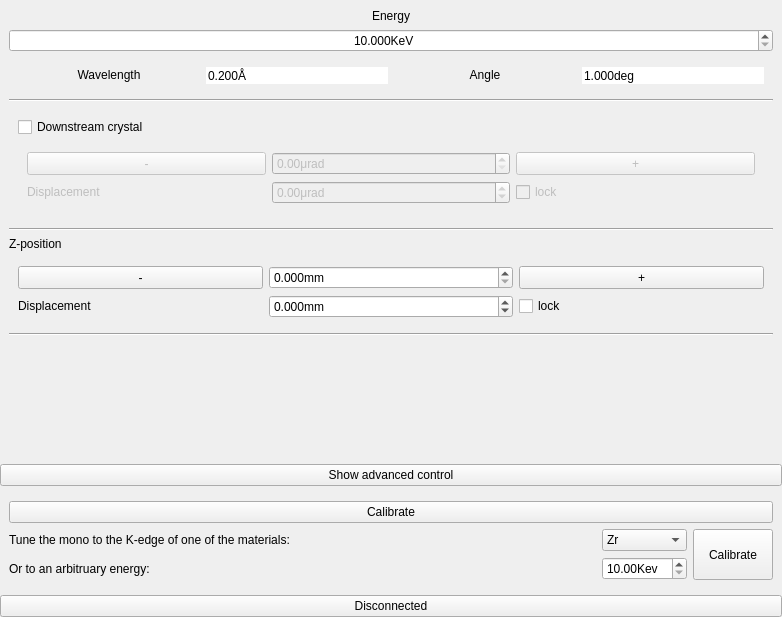
MatthewJCameron/imbl, file DEImono/DEImonoGui/DEImonoGui.ui: the form before one commit.
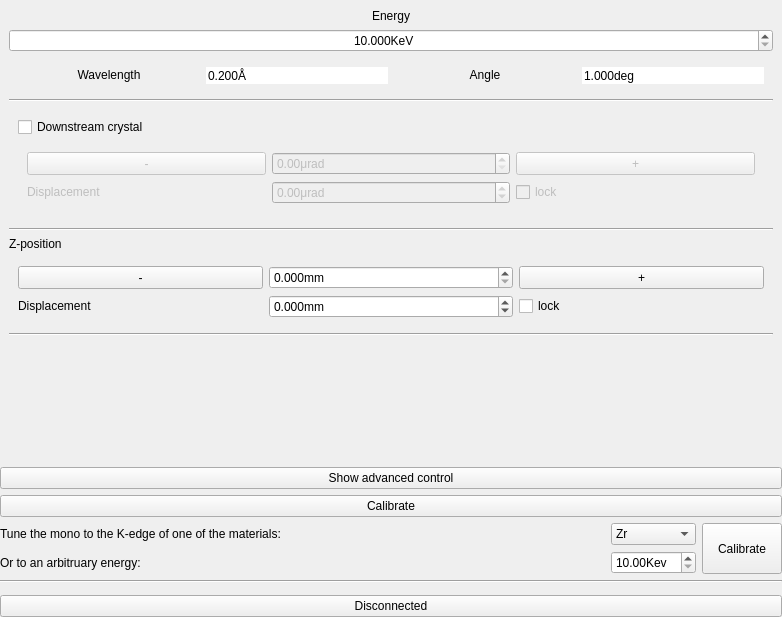
The form after the commit. Custom widgets are drawn as their Qt base class.

The edit to the form file:
```diff
--- a/DEImono/DEImonoGui/DEImonoGui.ui
+++ b/DEImono/DEImonoGui/DEImonoGui.ui
@@ -411,6 +411,9 @@
    <item>
     <widget class="QWidget" name="advanced" native="true">
      <layout class="QVBoxLayout" name="advancedLayout">
+      <property name="margin">
+       <number>0</number>
+      </property>
       <item>
        <widget class="QPushButton" name="showCalibration">
         <property name="text">
@@ -535,6 +538,16 @@
         </layout>
        </widget>
       </item>
+      <item>
+       <widget class="Line" name="line_2">
+        <property name="orientation">
+         <enum>Qt::Horizontal</enum>
+        </property>
+       </widget>
+      </item>
+      <item>
+       <widget class="QMotorStack" name="motors" native="true"/>
+      </item>
      </layout>
     </widget>
    </item>
@@ -566,6 +579,12 @@
     <signal>escaped()</signal>
    </slots>
   </customwidget>
+  <customwidget>
+   <class>QMotorStack</class>
+   <extends>QWidget</extends>
+   <header location="global">qmotorstack.h</header>
+   <container>1</container>
+  </customwidget>
  </customwidgets>
  <resources/>
  <connections>
```
